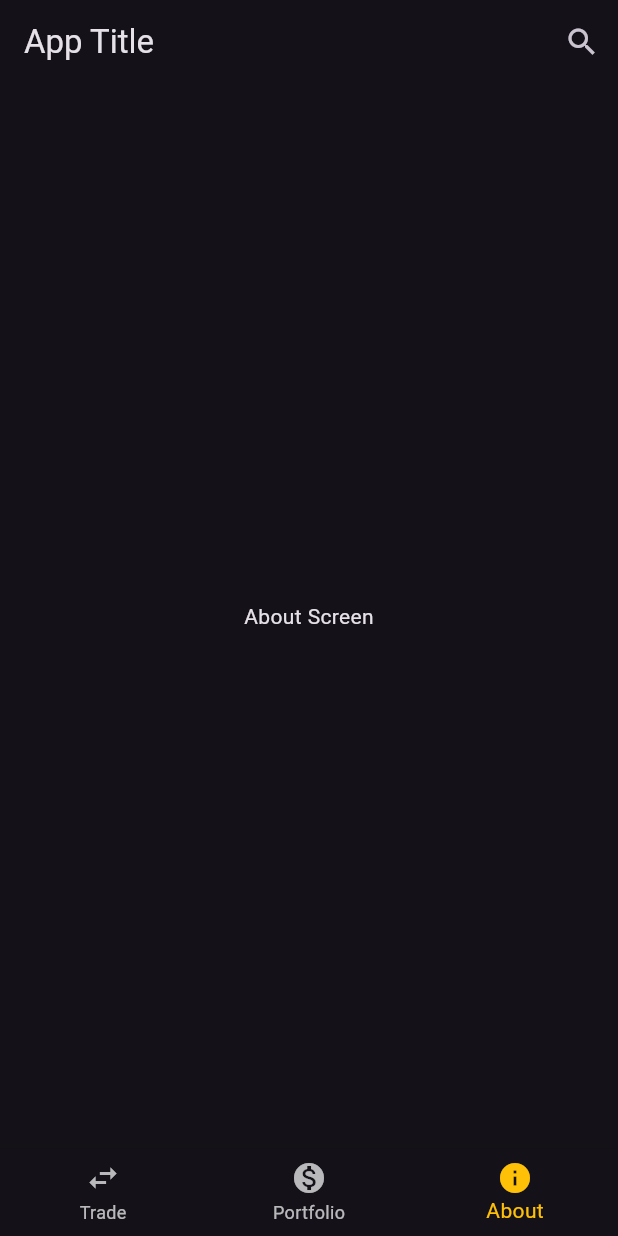
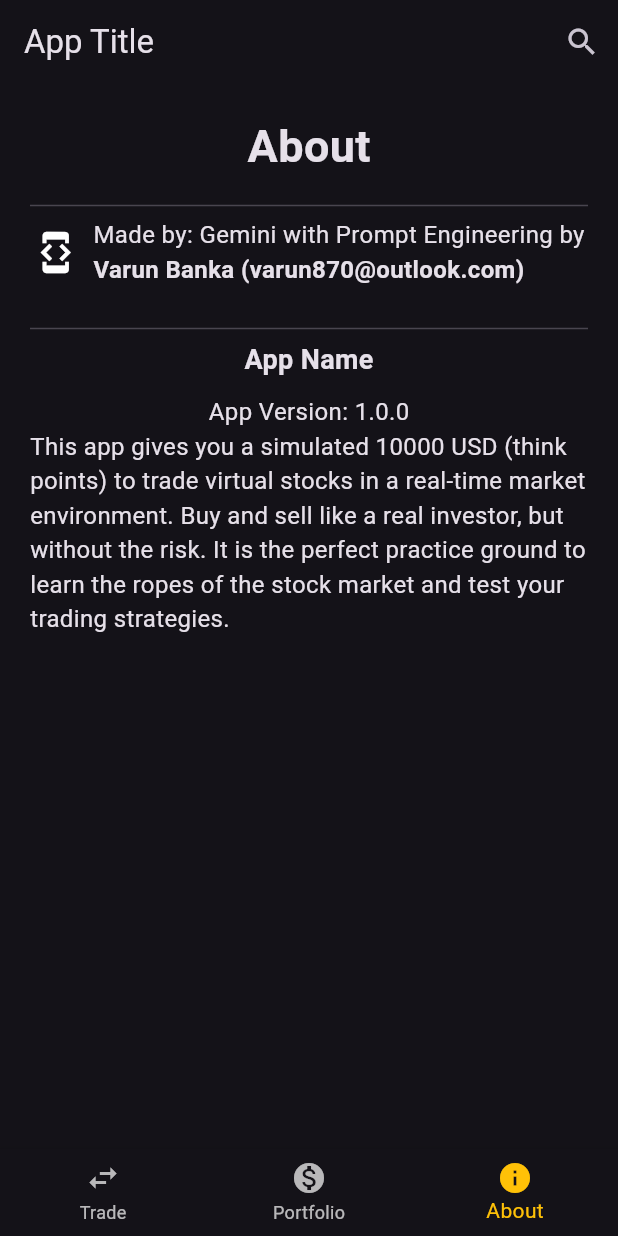
Before and after one commit to VarunBanka/Paper-Trader-using-flutter, a Flutter app: the screen it shows after launch, item 3 of the bottom bar chosen, on a phone screen of 412 x 824 dp. Run offline on Flutter 3.47's test engine with Material 3 defaults, Android fonts, the phone set to English and light mode, and no system bars; our stand-ins replace shared_preferences.

Commit message:
finished #2

```diff
--- a/lib/about_screen.dart
+++ b/lib/about_screen.dart
@@ -1,15 +1,71 @@
 import 'package:flutter/material.dart';
 
-class AboutScreen extends StatefulWidget {
-  @override
-  _AboutScreenState createState() => _AboutScreenState();
-}
-
-class _AboutScreenState extends State<AboutScreen> {
-  // Add your About Screen state variables and logic here
-
+class AboutScreen extends StatelessWidget {
   @override
   Widget build(BuildContext context) {
-    return Center(child: Text('About Screen'));
+    return const Scaffold(
+      body: SafeArea(
+        child: SingleChildScrollView(
+          padding: EdgeInsets.all(20.0),
+          child: Column(
+            mainAxisAlignment: MainAxisAlignment.center,
+            crossAxisAlignment: CrossAxisAlignment.center,
+            children: [
+              // Title with decoration
+              Text(
+                'About',
+                style: TextStyle(
+                  fontSize: 30.0,
+                  fontWeight: FontWeight.bold,
+                ),
+              ),
+              SizedBox(height: 10.0),
+              Divider(thickness: 1.0), // Decorative divider
+
+              // Developer Information
+              Row(
+                mainAxisAlignment: MainAxisAlignment.center,
+                children: [
+                  Icon(Icons.developer_mode, size: 30.0),
+                  SizedBox(width: 10.0),
+                  Column(
+                    crossAxisAlignment: CrossAxisAlignment.start,
+                    children: [
+                      Text(
+                        'Made by: Gemini with Prompt Engineering by',
+                        style: TextStyle(fontSize: 16.0),
+                      ),
+                      Text(
+                        'Varun Banka (varun870@outlook.com)',
+                        style: TextStyle(
+                            fontSize: 16.0, fontWeight: FontWeight.bold),
+                      ),
+                    ],
+                  ),
+                ],
+              ),
+              SizedBox(height: 20.0), // Extra spacing
+
+              // App Information
+              Divider(thickness: 1.0), // Decorative divider
+
+              Text(
+                'App Name',
+                style: TextStyle(fontSize: 18.0, fontWeight: FontWeight.bold),
+              ),
+              SizedBox(height: 10.0),
+              Text(
+                'App Version: 1.0.0',
+                style: TextStyle(fontSize: 16.0),
+              ),
+              Text(
+                'This app gives you a simulated 10000 USD (think points) to trade virtual stocks in a real-time market environment. Buy and sell like a real investor, but without the risk. It is the perfect practice ground to learn the ropes of the stock market and test your trading strategies.',
+                style: TextStyle(fontSize: 16.0),
+              ),
+            ],
+          ),
+        ),
+      ),
+    );
   }
 }
--- a/lib/main.dart
+++ b/lib/main.dart
@@ -13,6 +13,7 @@ class MyApp extends StatelessWidget {
   @override
   Widget build(BuildContext context) {
     return MaterialApp(
+      debugShowCheckedModeBanner: false,
       // title: 'Dark Theme App',
       theme: ThemeData.dark(),
       home: const MyHomePage(),
--- a/pubspec.yaml
+++ b/pubspec.yaml
@@ -37,6 +37,8 @@ dependencies:
   cupertino_icons: ^1.0.6
   awesome_bottom_bar: ^1.2.4
   shared_preferences: ^2.2.2
+  url_launcher: ^6.2.5
+  social_login_buttons: ^1.0.7
 
 dev_dependencies:
   flutter_test:
@@ -62,7 +64,7 @@ flutter:
 
   # To add assets to your application, add an assets section, like this:
   # assets:
-  #   - images/a_dot_burr.jpeg
+  #   - images/about.png
   #   - images/a_dot_ham.jpeg
 
   # An image asset can refer to one or more resolution-specific "variants", see
```
Also changed, not shown: assets/images/about.png (added), lib/assets/images/about.png (added), pubspec.lock, 6 other files.
